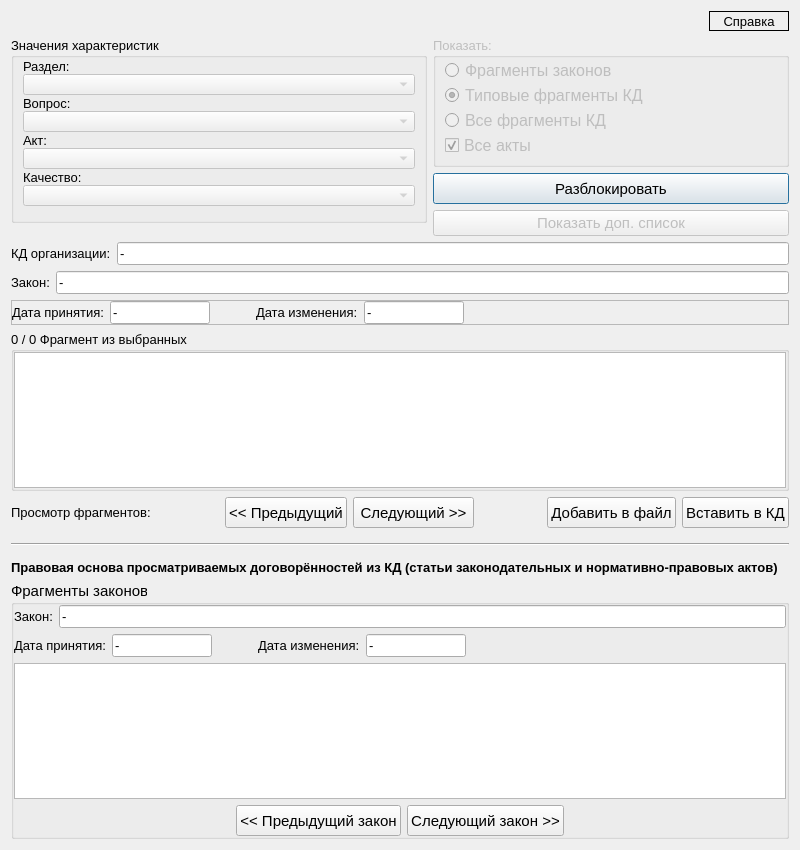
Old version of the form knowledgebase.ui in the repository YakSid/KDC_RSREU.
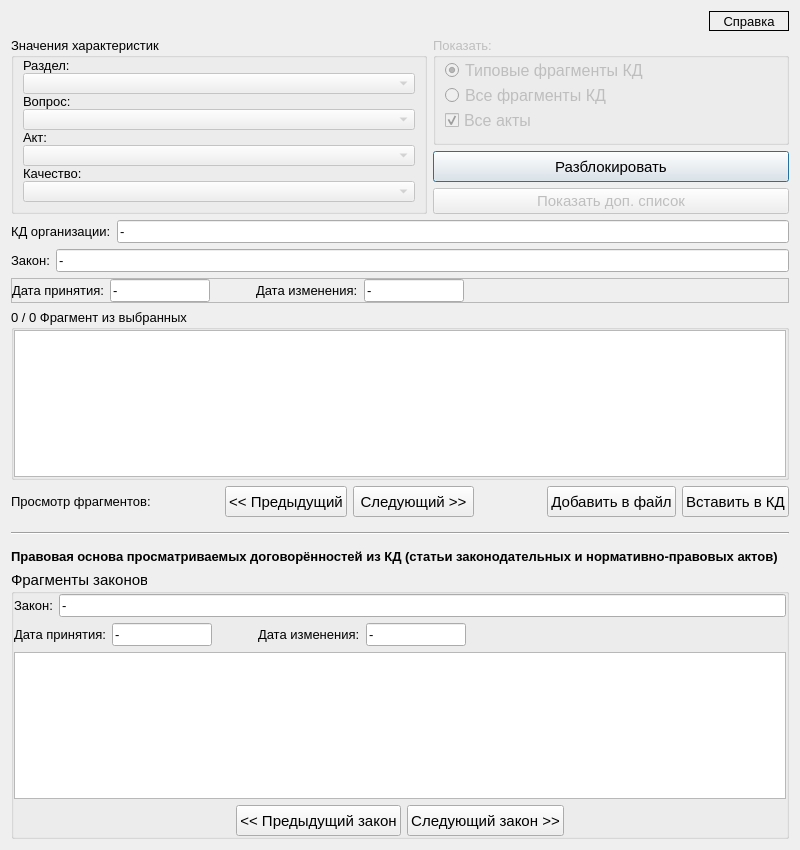
New version of the form.

```diff
--- a/knowledgebase.ui
+++ b/knowledgebase.ui
@@ -278,21 +278,6 @@
           <property name="bottomMargin">
            <number>6</number>
           </property>
-          <item>
-           <widget class="QRadioButton" name="rb_law_fragments">
-            <property name="font">
-             <font>
-              <pointsize>12</pointsize>
-             </font>
-            </property>
-            <property name="text">
-             <string>Фрагменты законов</string>
-            </property>
-            <property name="checked">
-             <bool>false</bool>
-            </property>
-           </widget>
-          </item>
           <item>
            <widget class="QRadioButton" name="rb_typical_fragments_kd">
             <property name="font">
@@ -926,7 +911,7 @@
          </spacer>
         </item>
         <item>
-         <widget class="QPushButton" name="pb_nextLaw">
+         <widget class="QPushButton" name="pb_prevLaw">
           <property name="minimumSize">
            <size>
             <width>121</width>
@@ -944,7 +929,7 @@
          </widget>
         </item>
         <item>
-         <widget class="QPushButton" name="pb_prevLaw">
+         <widget class="QPushButton" name="pb_nextLaw">
           <property name="minimumSize">
            <size>
             <width>121</width>
```
